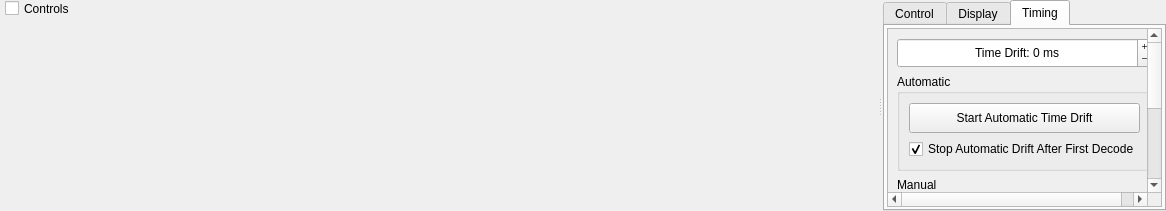
This is widegraph.ui in qcmiao1998/js8call as Qt 5 draws it before an edit. The edited form follows.
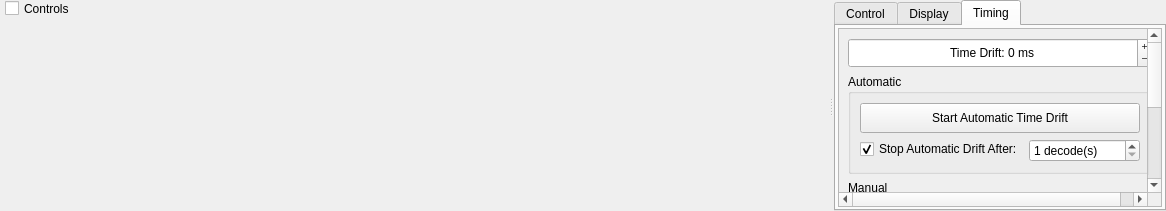
This is the edited form. The open tabs and pages were chosen to show the change. Custom widgets are drawn as their Qt base class.

Commit message: Added time drift auto stop after a number of decoders. Edited decode positions

Patch:
```diff
--- a/widegraph.ui
+++ b/widegraph.ui
@@ -974,9 +974,9 @@
               <property name="geometry">
                <rect>
                 <x>0</x>
-                <y>0</y>
-                <width>337</width>
-                <height>351</height>
+                <y>-73</y>
+                <width>521</width>
+                <height>356</height>
                </rect>
               </property>
               <layout class="QVBoxLayout" name="verticalLayout">
@@ -1052,14 +1052,31 @@
                    </widget>
                   </item>
                   <item>
+                   <layout class="QFormLayout" name="formLayout_4">
+                    <item row="0" column="0">
                    <widget class="QCheckBox" name="autoDriftAutoStopCheckBox">
                     <property name="text">
-                     <string>Stop Automatic Drift After First Decode</string>
+                       <string>Stop Automatic Drift After:</string>
                     </property>
                     <property name="checked">
                      <bool>true</bool>
                     </property>
                    </widget>
+                    </item>
+                    <item row="0" column="1">
+                     <widget class="QSpinBox" name="autoDriftStopSpinBox">
+                      <property name="suffix">
+                       <string> decode(s)</string>
+                      </property>
+                      <property name="minimum">
+                       <number>1</number>
+                      </property>
+                      <property name="maximum">
+                       <number>1024</number>
+                      </property>
+                     </widget>
+                    </item>
+                   </layout>
                   </item>
                  </layout>
                 </widget>
```
Left out of the diff: 4 changed lines with no effect on the pictures. Lines whose indentation alone changed are shown as unchanged. The commit also changes 3 other files.
